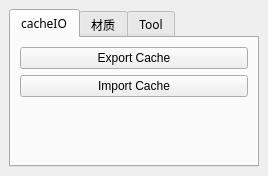
First picture: the form in seer7_setup.ui, repository rupengfei/TD_code, before the edit.
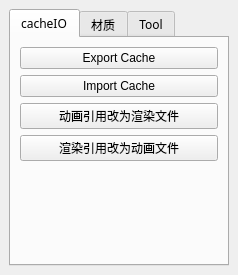
Second picture: the form after the edit. The open tabs and pages were chosen to show the change.

Commit message: 替换 reference 引用文件

The edit to the form file:
```diff
--- a/seer7_setup.ui
+++ b/seer7_setup.ui
@@ -9,8 +9,8 @@
    <rect>
     <x>0</x>
     <y>0</y>
-    <width>268</width>
-    <height>176</height>
+    <width>238</width>
+    <height>275</height>
    </rect>
   </property>
   <property name="minimumSize">
@@ -30,6 +30,12 @@
    <layout class="QGridLayout" name="gridLayout_2">
     <item row="0" column="0">
      <widget class="QTabWidget" name="tabWidget">
+      <property name="minimumSize">
+       <size>
+        <width>220</width>
+        <height>0</height>
+       </size>
+      </property>
       <property name="font">
        <font>
         <family>Bahnschrift Light</family>
@@ -94,6 +100,50 @@
           </property>
          </widget>
         </item>
+        <item>
+         <widget class="QPushButton" name="btn_load_render_ref">
+          <property name="enabled">
+           <bool>true</bool>
+          </property>
+          <property name="minimumSize">
+           <size>
+            <width>80</width>
+            <height>20</height>
+           </size>
+          </property>
+          <property name="toolTip">
+           <string>&lt;html&gt;&lt;head/&gt;&lt;body&gt;&lt;p&gt;导出时记录信息&lt;/p&gt;&lt;/body&gt;&lt;/html&gt;</string>
+          </property>
+          <property name="whatsThis">
+           <string>&lt;html&gt;&lt;head/&gt;&lt;body&gt;&lt;p&gt;this is haha&lt;/p&gt;&lt;/body&gt;&lt;/html&gt;</string>
+          </property>
+          <property name="text">
+           <string>动画引用改为渲染文件</string>
+          </property>
+         </widget>
+        </item>
+        <item>
+         <widget class="QPushButton" name="btn_load_anim_ref">
+          <property name="enabled">
+           <bool>true</bool>
+          </property>
+          <property name="minimumSize">
+           <size>
+            <width>80</width>
+            <height>20</height>
+           </size>
+          </property>
+          <property name="toolTip">
+           <string>&lt;html&gt;&lt;head/&gt;&lt;body&gt;&lt;p&gt;导出时记录信息&lt;/p&gt;&lt;/body&gt;&lt;/html&gt;</string>
+          </property>
+          <property name="whatsThis">
+           <string>&lt;html&gt;&lt;head/&gt;&lt;body&gt;&lt;p&gt;this is haha&lt;/p&gt;&lt;/body&gt;&lt;/html&gt;</string>
+          </property>
+          <property name="text">
+           <string>渲染引用改为动画文件</string>
+          </property>
+         </widget>
+        </item>
         <item>
          <spacer name="verticalSpacer_2">
           <property name="orientation">
```
Left out of the diff: 2 changed lines with no effect on the pictures. The commit also changes 3 other files.
